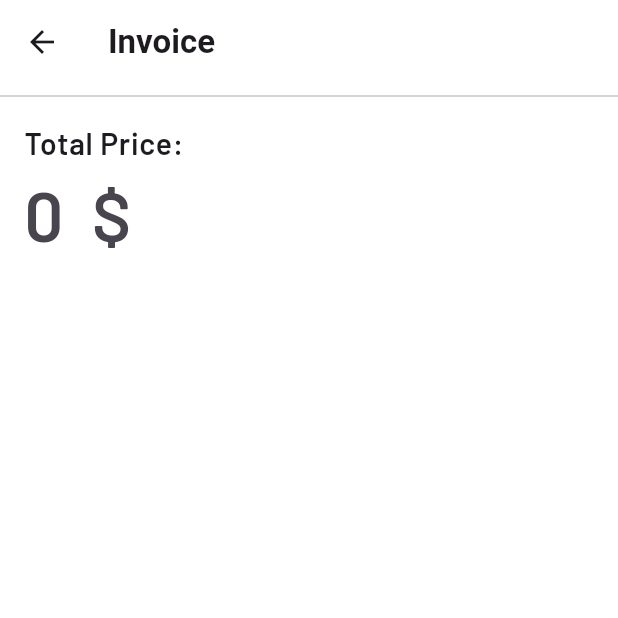
After one commit to pouyamaroufi/Flutter-Food-App-UI, a Flutter app: the InvoiceScreen screen opened directly, on a phone screen of 412 x 824 dp, the top half of it. The commit adds this screen. Run offline on Flutter 3.47's test engine with Material 2 defaults, Android fonts, the phone set to English and light mode, and no system bars; drawn by our look-alikes of countup; our stand-ins replace carousel_slider, flutter_staggered_animations, get, google_fonts; missing offline and left inert: avatar_stack.

Commit message:
invoice screen added

```diff
--- a/lib/controller.dart
+++ b/lib/controller.dart
@@ -7,11 +7,14 @@ class Controller extends GetxController {
   var isLoading = true.obs;
   var contentIndex = 0.obs;
 
+  var totalPrice = 0.0.obs;
+
   var dataSet = List<FoodModel>.empty(growable: true).obs;
   var foodList = List<FoodModel>.empty(growable: true).obs;
   var saladList = List<FoodModel>.empty(growable: true).obs;
   var drinkList = List<FoodModel>.empty(growable: true).obs;
   var orderList = List<FoodModel>.empty(growable: true).obs;
+  var invoiceList = List<FoodModel>.empty(growable: true).obs;
 
   @override
   void onInit() async {
@@ -50,6 +53,16 @@ class Controller extends GetxController {
     }
   }
 
+  invoice() {
+    totalPrice.value = 0.0;
+    invoiceList.value = orderList.toSet().toList();
+    for (var element in invoiceList) {
+      totalPrice.value =
+          totalPrice.value + (double.parse(element.price!) * element.item!);
+    }
+    update();
+  }
+
   addOrder(int input) {
     var order = dataSet.where((p0) => p0.id == input).toList();
     orderList.addAll(order);
--- a/lib/drink_screen.dart
+++ b/lib/drink_screen.dart
@@ -3,6 +3,7 @@ import 'package:carousel_slider/carousel_slider.dart';
 import 'package:flutter/material.dart';
 import 'package:flutter_staggered_animations/flutter_staggered_animations.dart';
 import 'package:foodapp/controller.dart';
+import 'package:foodapp/invoice_screen.dart';
 import 'package:foodapp/triangle_painter.dart';
 import 'package:get/get.dart';
 import 'package:google_fonts/google_fonts.dart';
@@ -234,6 +235,7 @@ class DrinkScreen extends StatelessWidget {
                               ),
                               onPressed: () {
                                 controller.contentIndex.value = 0;
+                                Get.to(() => InvoiceScreen());
                               },
                               child: const Text(
                                 'Continue 🥤',
--- /dev/null
+++ b/lib/invoice_screen.dart
@@ -0,0 +1,85 @@
+import 'package:countup/countup.dart';
+import 'package:flutter/material.dart';
+import 'package:flutter_staggered_animations/flutter_staggered_animations.dart';
+import 'package:foodapp/controller.dart';
+import 'package:get/get.dart';
+import 'package:google_fonts/google_fonts.dart';
+
+class InvoiceScreen extends StatelessWidget {
+  final controller = Get.put(Controller());
+  InvoiceScreen({super.key});
+
+  @override
+  Widget build(BuildContext context) {
+    controller.invoice();
+    return Scaffold(
+      appBar: AppBar(
+        title: const Text(
+          'Invoice',
+          style: TextStyle(fontWeight: FontWeight.bold),
+        ),
+      ),
+      body: SingleChildScrollView(
+        child: Obx(
+          () => Column(
+            children: [
+              AnimationLimiter(
+                child: ListView.builder(
+                  shrinkWrap: true,
+                  physics: const ClampingScrollPhysics(),
+                  itemCount: controller.invoiceList.length,
+                  itemBuilder: (BuildContext context, int i) =>
+                      AnimationConfiguration.staggeredList(
+                    position: i,
+                    duration: const Duration(milliseconds: 375),
+                    child: SlideAnimation(
+                      duration: const Duration(milliseconds: 575),
+                      horizontalOffset: 150.0,
+                      child: FadeInAnimation(
+                        child: ListTile(
+                          contentPadding: const EdgeInsets.symmetric(
+                              horizontal: 20, vertical: 10),
+                          leading: Image.asset(
+                              'assets/images/${controller.invoiceList[i].image!}'),
+                          title: Text(
+                            controller.invoiceList[i].name!,
+                            style: GoogleFonts.getFont('Barlow',
+                                fontWeight: FontWeight.w600),
+                          ),
+                          subtitle: Text(
+                            '${controller.invoiceList[i].price!} \$',
+                          ),
+                          trailing: Text(
+                            'X ${controller.invoiceList[i].item.toString()}',
+                          ),
+                        ),
+                      ),
+                    ),
+                  ),
+                ),
+              ),
+              const Divider(),
+              ListTile(
+                title: Text(
+                  'Total Price:',
+                  style: GoogleFonts.getFont('Barlow',
+                      fontWeight: FontWeight.w600, fontSize: 20),
+                ),
+                subtitle: Countup(
+                  begin: 0,
+                  end: controller.totalPrice.value,
+                  duration: const Duration(seconds: 1),
+                  separator: ',',
+                  suffix: '  \$',
+                  curve: Curves.easeIn,
+                  style: GoogleFonts.getFont('Barlow',
+                      fontWeight: FontWeight.w600, fontSize: 46),
+                ),
+              )
+            ],
+          ),
+        ),
+      ),
+    );
+  }
+}
--- a/pubspec.yaml
+++ b/pubspec.yaml
@@ -17,6 +17,7 @@ dependencies:
   google_fonts: ^4.0.3
   avatar_stack: ^1.1.2
   flutter_staggered_animations: ^1.1.1
+  countup: ^0.1.4
 
 dev_dependencies:
   flutter_test:
```
Also changed, not shown: pubspec.lock.
